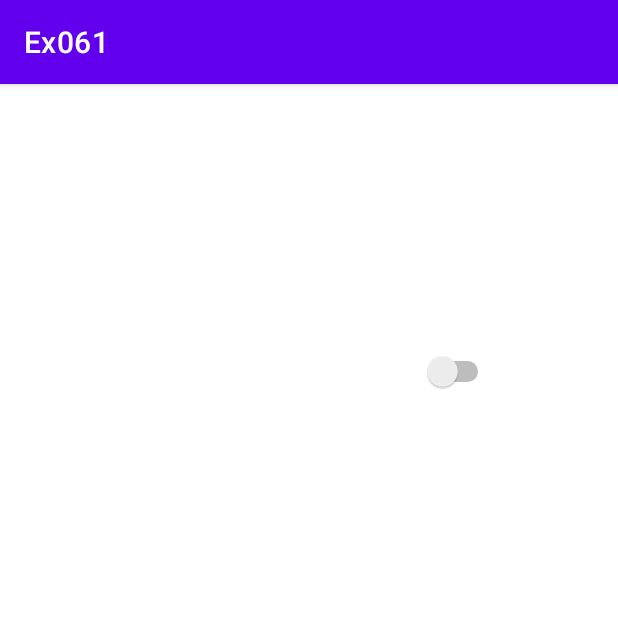
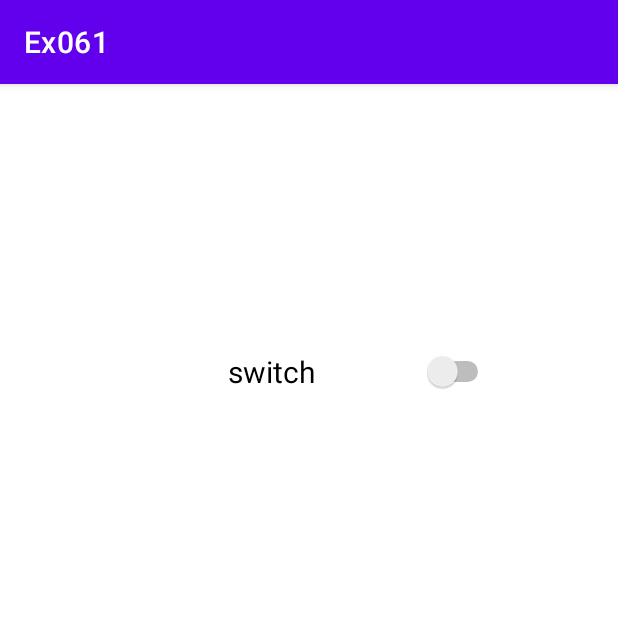
Before and after one commit to or1901/Ex061, an Android app: the screen it shows after launch (MainActivity), on a phone screen of 412 x 824 dp, the top half of it. Run offline under Robolectric (Android 15) with nearby library versions, the phone set to English and light mode, and no system bars.

Commit message:
finished the design and the java code - the background color is changed according to the state of the buttons

```diff
--- a/app/src/main/java/com/example/ex061/MainActivity.java
+++ b/app/src/main/java/com/example/ex061/MainActivity.java
@@ -2,13 +2,46 @@ package com.example.ex061;
 
 import androidx.appcompat.app.AppCompatActivity;
 
+import android.graphics.Color;
 import android.os.Bundle;
+import android.view.View;
+import android.widget.Switch;
+import android.widget.ToggleButton;
 
 public class MainActivity extends AppCompatActivity {
+
+    ToggleButton toggle;
+    Switch switch1;
+    View mainView;
+
+    boolean toggleChecked;
+    boolean switchChecked;
 
     @Override
     protected void onCreate(Bundle savedInstanceState) {
         super.onCreate(savedInstanceState);
         setContentView(R.layout.activity_main);
+
+        toggle = findViewById(R.id.toggle);
+        switch1 = findViewById(R.id.switch1);
+        mainView = findViewById(R.id.view);
+    }
+
+    public void changeBackground(View view) {
+        toggleChecked = toggle.isChecked();
+        switchChecked = switch1.isChecked();
+
+        if(toggleChecked && switchChecked) {
+            mainView.setBackgroundColor(Color.RED);
+        }
+        else if(toggleChecked && !switchChecked) {
+            mainView.setBackgroundColor(Color.CYAN);
+        }
+        else if(!toggleChecked && switchChecked) {
+            mainView.setBackgroundColor(Color.GREEN);
+        }
+        else{
+            mainView.setBackgroundColor(Color.YELLOW);
+        }
     }
 }
--- a/app/src/main/res/layout/activity_main.xml
+++ b/app/src/main/res/layout/activity_main.xml
@@ -2,10 +2,11 @@
 <LinearLayout xmlns:android="http://schemas.android.com/apk/res/android"
     xmlns:app="http://schemas.android.com/apk/res-auto"
     xmlns:tools="http://schemas.android.com/tools"
+    android:id="@+id/view"
     android:layout_width="match_parent"
     android:layout_height="match_parent"
     android:orientation="vertical"
-    tools:context=".MainActivity" >
+    tools:context=".MainActivity">
 
     <Space
         android:layout_width="match_parent"
@@ -29,8 +30,11 @@
             android:layout_height="match_parent"
             android:layout_gravity="center"
             android:layout_weight="3"
-            android:textOff="OFF"
-            android:textOn="ON" />
+            android:checked="false"
+            android:gravity="center"
+            android:showText="false"
+            android:text="switch"
+            android:textSize="20dp" />
 
         <Space
             android:layout_width="0dp"
@@ -61,7 +65,8 @@
             android:layout_height="wrap_content"
             android:layout_gravity="center"
             android:layout_weight="1"
-            android:text="ToggleButton" />
+            android:checked="false"
+            android:text="toggle" />
 
         <Space
             android:layout_width="0dp"
@@ -92,6 +97,7 @@
             android:layout_height="80dp"
             android:layout_gravity="center"
             android:layout_weight="2"
+            android:onClick="changeBackground"
             android:text="Click" />
 
         <Space
--- a/build.gradle
+++ b/build.gradle
@@ -1,5 +1,5 @@
 // Top-level build file where you can add configuration options common to all sub-projects/modules.
 plugins {
-    id 'com.android.application' version '7.4.1' apply false
-    id 'com.android.library' version '7.4.1' apply false
+    id 'com.android.application' version '7.4.2' apply false
+    id 'com.android.library' version '7.4.2' apply false
 }
```
